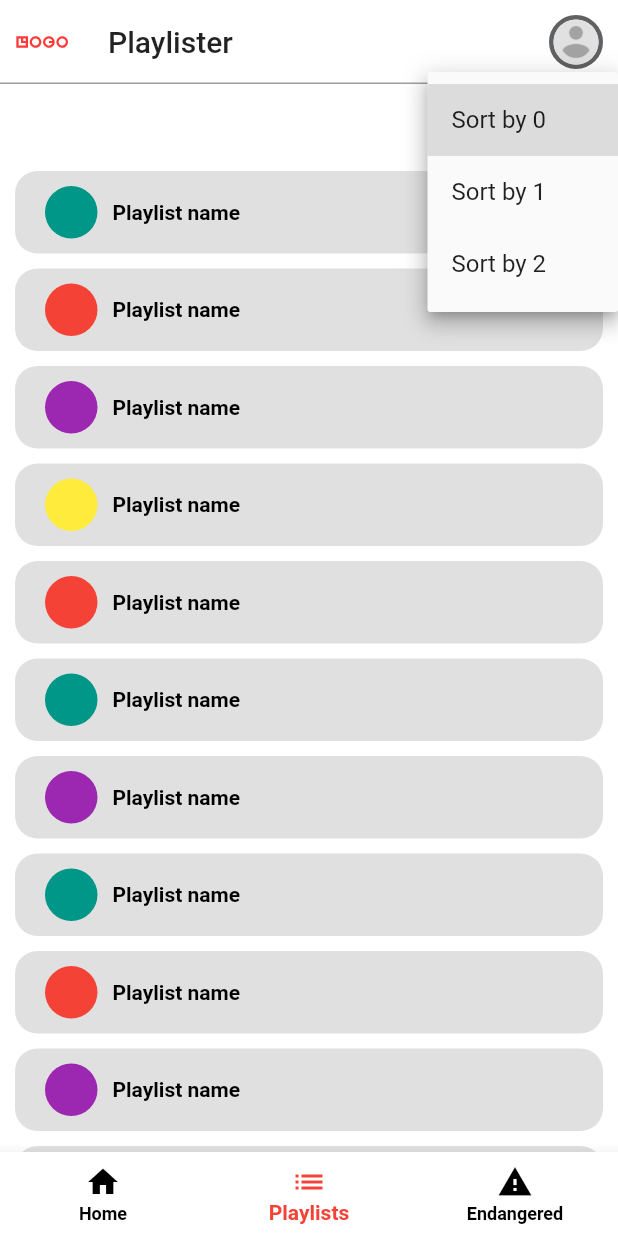
After one commit to kosodrzewina/playlister, a Flutter app: the screen it shows after launch, item 2 of the bottom bar chosen, after a tap on "Sort by 0", on a phone screen of 412 x 824 dp. The commit adds this screen. Run offline on Flutter 3.47's test engine with Material 2 defaults, Android fonts, the phone set to English and light mode, and no system bars; our stand-ins replace flutter_svg; generated files the repository leaves out were written again; project files that could hold a hidden picture were left out.

Commit message:
bottom nav bar works, created playlists page and organized files (#9)

```diff
--- a/lib/main.dart
+++ b/lib/main.dart
@@ -3,8 +3,9 @@ import 'package:flutter/rendering.dart';
 
 import '../gen/assets.gen.dart';
 import 'l10n/l10n.dart';
-import 'recently_added_list_item.dart';
-import 'recently_updated_list_item.dart';
+import 'pages/endangered_page.dart';
+import 'pages/home_page.dart';
+import 'pages/playlists_page.dart';
 import 'themes.dart';
 
 void main() {
@@ -37,6 +38,13 @@ class MyHomePage extends StatefulWidget {
 }
 
 class _MyHomePageState extends State<MyHomePage> {
+  int currentBottomNavBarIndex = 0;
+  List<Widget> pages = [
+    HomePage(),
+    PlaylistsPage(),
+    EndangeredPage(),
+  ];
+
   @override
   Widget build(BuildContext context) {
     return Scaffold(
@@ -71,118 +79,17 @@ class _MyHomePageState extends State<MyHomePage> {
           ),
         ],
       ),
-      body: Column(
-        crossAxisAlignment: CrossAxisAlignment.stretch,
-        children: [
-          const SizedBox(
-            height: 10,
-          ),
-          Row(
-            children: [
-              const SizedBox(
-                width: 10,
-              ),
-              Text(
-                L10n.of(context)!.homePage_recentlyUpdated,
-              ),
-            ],
-          ),
-          SizedBox(
-            height: 150,
-            child: ListView(
-              padding: const EdgeInsets.symmetric(
-                vertical: 10,
-              ),
-              scrollDirection: Axis.horizontal,
-              children: const [
-                SizedBox(
-                  width: 10,
-                ),
-                RecentlyUpdatedListItem(
-                  text: 'Playlist name',
-                  color: Colors.red,
-                ),
-                SizedBox(width: 10),
-                RecentlyUpdatedListItem(
-                  text: 'Playlist name',
-                  color: Colors.teal,
-                ),
-                SizedBox(width: 10),
-                RecentlyUpdatedListItem(
-                  text: 'Playlist name',
-                  color: Colors.amber,
-                ),
-                SizedBox(width: 10),
-                RecentlyUpdatedListItem(
-                  text: 'Playlist name',
-                  color: Colors.purpleAccent,
-                ),
-                SizedBox(
-                  width: 10,
-                ),
-              ],
-            ),
-          ),
-          Row(
-            children: [
-              const SizedBox(
-                width: 10,
-              ),
-              Text(
-                L10n.of(context)!.homePage_recentlyAdded,
-              ),
-            ],
-          ),
-          const SizedBox(
-            height: 10,
-          ),
-          Expanded(
-            child: ListView(
-              padding: const EdgeInsets.symmetric(
-                horizontal: 10,
-              ),
-              shrinkWrap: true,
-              children: const [
-                RecentlyAddedListItem(
-                  text: 'Playlist name',
-                  color: Colors.teal,
-                ),
-                SizedBox(height: 10),
-                RecentlyAddedListItem(
-                  text: 'Playlist name',
-                  color: Colors.red,
-                ),
-                SizedBox(height: 10),
-                RecentlyAddedListItem(
-                  text: 'Playlist name',
-                  color: Colors.purple,
-                ),
-                SizedBox(height: 10),
-                RecentlyAddedListItem(
-                  text: 'Playlist name',
-                  color: Colors.yellow,
-                ),
-                SizedBox(height: 10),
-                RecentlyAddedListItem(
-                  text: 'Playlist name',
-                  color: Colors.red,
-                ),
-                SizedBox(height: 10),
-                RecentlyAddedListItem(
-                  text: 'Playlist name',
-                  color: Colors.teal,
-                ),
-                SizedBox(height: 10),
-                RecentlyAddedListItem(
-                  text: 'Playlist name',
-                  color: Colors.purple,
-                ),
-              ],
-            ),
-          ),
-        ],
+      body: IndexedStack(
+        index: currentBottomNavBarIndex,
+        children: pages,
       ),
       bottomNavigationBar: BottomNavigationBar(
+        onTap: (i) {
+          setState(() {
+            currentBottomNavBarIndex = i;
+          });
+        },
+        currentIndex: currentBottomNavBarIndex,
         items: [
           BottomNavigationBarItem(
             icon: const Icon(
--- /dev/null
+++ b/lib/pages/endangered_page.dart
@@ -0,0 +1,10 @@
+import 'package:flutter/cupertino.dart';
+
+class EndangeredPage extends StatelessWidget {
+  @override
+  Widget build(BuildContext context) {
+    return const Center(
+      child: Text('Endangered'),
+    );
+  }
+}
--- /dev/null
+++ b/lib/pages/home_page.dart
@@ -0,0 +1,123 @@
+import 'package:flutter/cupertino.dart';
+import 'package:flutter/material.dart';
+
+import '../l10n/l10n.dart';
+import '../widgets/playlists_list_item.dart';
+import '../widgets/recently_updated_list_item.dart';
+
+class HomePage extends StatelessWidget {
+  @override
+  Widget build(BuildContext context) {
+    return Column(
+      crossAxisAlignment: CrossAxisAlignment.stretch,
+      children: [
+        const SizedBox(
+          height: 10,
+        ),
+        Row(
+          children: [
+            const SizedBox(
+              width: 10,
+            ),
+            Text(
+              L10n.of(context)!.homePage_recentlyUpdated,
+            ),
+          ],
+        ),
+        SizedBox(
+          height: 150,
+          child: ListView(
+            padding: const EdgeInsets.symmetric(
+              vertical: 10,
+            ),
+            scrollDirection: Axis.horizontal,
+            children: const [
+              SizedBox(
+                width: 10,
+              ),
+              RecentlyUpdatedListItem(
+                text: 'Playlist name',
+                color: Colors.red,
+              ),
+              SizedBox(width: 10),
+              RecentlyUpdatedListItem(
+                text: 'Playlist name',
+                color: Colors.teal,
+              ),
+              SizedBox(width: 10),
+              RecentlyUpdatedListItem(
+                text: 'Playlist name',
+                color: Colors.amber,
+              ),
+              SizedBox(width: 10),
+              RecentlyUpdatedListItem(
+                text: 'Playlist name',
+                color: Colors.purpleAccent,
+              ),
+              SizedBox(
+                width: 10,
+              ),
+            ],
+          ),
+        ),
+        Row(
+          children: [
+            const SizedBox(
+              width: 10,
+            ),
+            Text(
+              L10n.of(context)!.homePage_recentlyAdded,
+            ),
+          ],
+        ),
+        const SizedBox(
+          height: 10,
+        ),
+        Expanded(
+          child: ListView(
+            padding: const EdgeInsets.symmetric(
+              horizontal: 10,
+            ),
+            shrinkWrap: true,
+            children: const [
+              PlaylistsListItem(
+                text: 'Playlist name',
+                color: Colors.teal,
+              ),
+              SizedBox(height: 10),
+              PlaylistsListItem(
+                text: 'Playlist name',
+                color: Colors.red,
+              ),
+              SizedBox(height: 10),
+              PlaylistsListItem(
+                text: 'Playlist name',
+                color: Colors.purple,
+              ),
+              SizedBox(height: 10),
+              PlaylistsListItem(
+                text: 'Playlist name',
+                color: Colors.yellow,
+              ),
+              SizedBox(height: 10),
+              PlaylistsListItem(
+                text: 'Playlist name',
+                color: Colors.red,
+              ),
+              SizedBox(height: 10),
+              PlaylistsListItem(
+                text: 'Playlist name',
+                color: Colors.teal,
+              ),
+              SizedBox(height: 10),
+              PlaylistsListItem(
+                text: 'Playlist name',
+                color: Colors.purple,
+              ),
+            ],
+          ),
+        ),
+      ],
+    );
+  }
+}
--- /dev/null
+++ b/lib/pages/playlists_page.dart
@@ -0,0 +1,121 @@
+import 'package:flutter/cupertino.dart';
+import 'package:flutter/material.dart';
+
+import '../widgets/playlists_list_item.dart';
+
+class PlaylistsPage extends StatefulWidget {
+  @override
+  _PlaylistsPageState createState() => _PlaylistsPageState();
+}
+
+class _PlaylistsPageState extends State<PlaylistsPage> {
+  String currentSort = 'Sort by 0';
+
+  @override
+  Widget build(BuildContext context) {
+    return Column(
+      crossAxisAlignment: CrossAxisAlignment.end,
+      children: [
+        Padding(
+          padding: const EdgeInsets.only(right: 10),
+          child: DropdownButton<String>(
+            value: currentSort,
+            icon: const Icon(Icons.filter_list),
+            items: [
+              for (var item in ['Sort by 0', 'Sort by 1', 'Sort by 2'])
+                DropdownMenuItem(
+                  value: item,
+                  child: Text(item),
+                ),
+            ],
+            onChanged: (value) {
+              setState(() {
+                currentSort = value!;
+              });
+            },
+          ),
+        ),
+        Expanded(
+          child: ListView(
+            padding: const EdgeInsets.symmetric(
+              horizontal: 10,
+            ),
+            shrinkWrap: true,
+            children: const [
+              SizedBox(height: 10),
+              PlaylistsListItem(
+                text: 'Playlist name',
+                color: Colors.teal,
+              ),
+              SizedBox(height: 10),
+              PlaylistsListItem(
+                text: 'Playlist name',
+                color: Colors.red,
+              ),
+              SizedBox(height: 10),
+              PlaylistsListItem(
+                text: 'Playlist name',
+                color: Colors.purple,
+              ),
+              SizedBox(height: 10),
+              PlaylistsListItem(
+                text: 'Playlist name',
+                color: Colors.yellow,
+              ),
+              SizedBox(height: 10),
+              PlaylistsListItem(
+                text: 'Playlist name',
+                color: Colors.red,
+              ),
+              SizedBox(height: 10),
+              PlaylistsListItem(
+                text: 'Playlist name',
+                color: Colors.teal,
+              ),
+              SizedBox(height: 10),
+              PlaylistsListItem(
+                text: 'Playlist name',
+                color: Colors.purple,
+              ),
+              SizedBox(height: 10),
+              PlaylistsListItem(
+                text: 'Playlist name',
+                color: Colors.teal,
+              ),
+              SizedBox(height: 10),
+              PlaylistsListItem(
+                text: 'Playlist name',
+                color: Colors.red,
+              ),
+              SizedBox(height: 10),
+              PlaylistsListItem(
+                text: 'Playlist name',
+                color: Colors.purple,
+              ),
+              SizedBox(height: 10),
+              PlaylistsListItem(
+                text: 'Playlist name',
+                color: Colors.yellow,
+              ),
+              SizedBox(height: 10),
+              PlaylistsListItem(
+                text: 'Playlist name',
+                color: Colors.red,
+              ),
+              SizedBox(height: 10),
+              PlaylistsListItem(
+                text: 'Playlist name',
+                color: Colors.teal,
+              ),
+              SizedBox(height: 10),
+              PlaylistsListItem(
+                text: 'Playlist name',
+                color: Colors.purple,
+              ),
+            ],
+          ),
+        ),
+      ],
+    );
+  }
+}
--- a/lib/recently_added_list_item.dart
+++ b/lib/widgets/playlists_list_item.dart
@@ -1,11 +1,11 @@
 import 'package:flutter/cupertino.dart';
 import 'package:flutter/material.dart';
 
-class RecentlyAddedListItem extends StatelessWidget {
+class PlaylistsListItem extends StatelessWidget {
   final String text;
   final Color color;
 
-  const RecentlyAddedListItem({
+  const PlaylistsListItem({
     Key? key,
     required this.text,
     required this.color,
```
Also changed, not shown: lib/widgets/recently_updated_list_item.dart (renamed from lib/recently_updated_list_item.dart).
